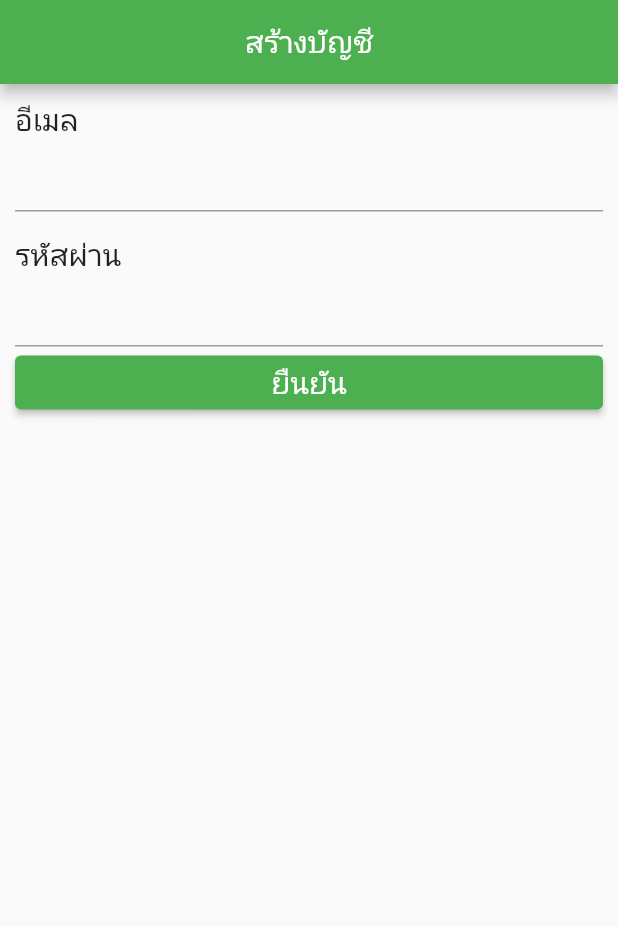
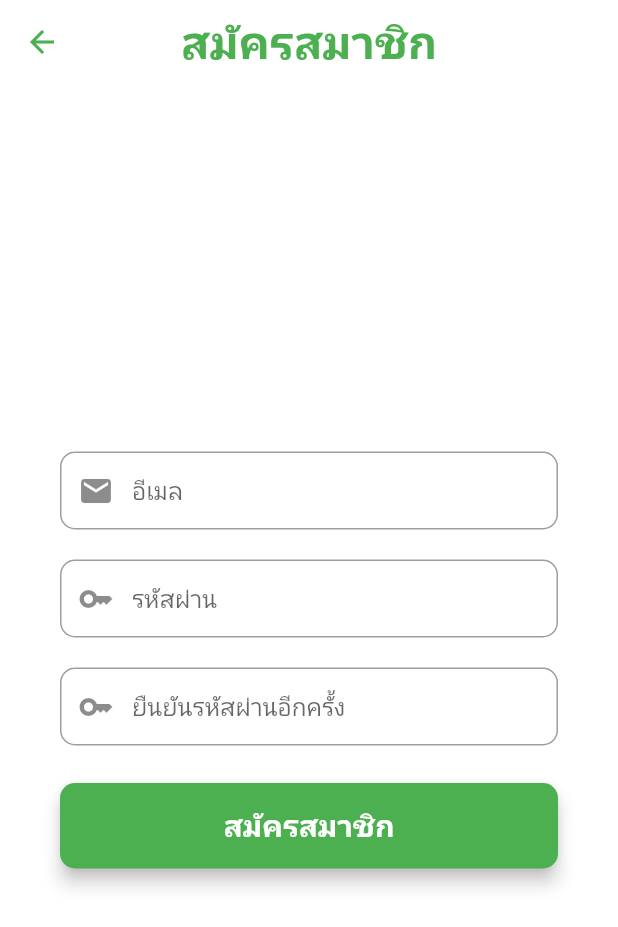
Before and after one commit to Payzz2015/Calorie_App, a Flutter app: the RegisterScreen screen opened directly, on a phone screen of 412 x 824 dp. Shown: the top 927 px of the screen. Run offline on Flutter 3.47's test engine with Material 2 defaults, Android fonts, the light colour scheme and no system bars; our stand-ins replace cloud_firestore, firebase_auth, firebase_core, fluttertoast; accounts and stored records are empty.

Commit message:
New Login and Register with Interface

```diff
--- a/lib/models/User.dart
+++ b/lib/models/User.dart
@@ -1,19 +1,45 @@
 class Users{
-  String email; //อีเมล
-  String password; //รหัสผ่าน
-  String gender; //เพศ
-  String age; //อายุ
-  String weight; //น้ำหนัก
-  String height; //ส่วนสูง
+  String? uid;
+  String? email; //อีเมล
+  String? name; //ชื่อ
+  String? gender; //เพศ
+  String? age; //อายุ
+  String? weight; //น้ำหนัก
+  String? height; //ส่วนสูง
 
   Users({
-    required this.email,
-    required this.password,
-    required this.gender,
-    required this.age,
-    required this.weight,
-    required this.height
+    this.uid,
+    this.email,
+    this.name,
+    this.gender,
+    this.age,
+    this.weight,
+    this.height
   });
+
+  factory Users.fromMap(map){
+    return Users(
+      uid: map['uid'],
+      email: map['email'],
+      name: map['name'],
+      gender: map['gender'],
+      age: map['age'],
+      weight: map['weight'],
+      height: map['height'],
+    );
+  }
+
+  Map<String, dynamic> toMap(){
+    return {
+      'uid': uid,
+      'email': email,
+      'name': name,
+      'gender': gender,
+      'age': age,
+      'weight': weight,
+      'height': height,
+    };
+  }
 
 
 }
--- a/lib/screens/register_screen.dart
+++ b/lib/screens/register_screen.dart
@@ -1,10 +1,11 @@
 import 'package:calories_counter_project/home.dart';
 import 'package:calories_counter_project/models/User.dart';
+import 'package:calories_counter_project/screens/login_screen.dart';
+import 'package:calories_counter_project/widget/bottombar.dart';
+import 'package:cloud_firestore/cloud_firestore.dart';
 import 'package:firebase_auth/firebase_auth.dart';
-import 'package:firebase_core/firebase_core.dart';
 import 'package:flutter/material.dart';
 import 'package:fluttertoast/fluttertoast.dart';
-import 'package:form_field_validator/form_field_validator.dart';
 
 class RegisterScreen extends StatefulWidget {
   const RegisterScreen({Key? key}) : super(key: key);
@@ -14,108 +15,163 @@ class RegisterScreen extends StatefulWidget {
 }
 
 class _RegisterScreenState extends State<RegisterScreen> {
+
   final formKey = GlobalKey<FormState>();
-  Users user = Users(email: "", password: "",gender: "",age: "",weight: "",height: "");
-  final Future<FirebaseApp> firebase = Firebase.initializeApp();
+
+  final emailEditingController = new TextEditingController();
+  final passwordEditingController = new TextEditingController();
+  final confirmPasswordEditingController = new TextEditingController();
+
+  final firebaseAuth = FirebaseAuth.instance;
 
   @override
   Widget build(BuildContext context) {
-    return FutureBuilder(
-        future: firebase,
-        builder: (context, snapshot) {
-          if (snapshot.hasError) {
     return Scaffold(
+      backgroundColor: Colors.white,
       appBar: AppBar(
-                title: Text("Error"),
+        backgroundColor: Colors.transparent,
+        elevation: 0,
+        leading: IconButton(
+          icon: Icon(
+            Icons.arrow_back,
+            color: Colors.green,
+          ),
+          onPressed: () {
+            Navigator.of(context).pop();
+          },
+        ),
+        centerTitle: true,
+        title: Text(
+          "สมัครสมาชิก",
+          style: TextStyle(
+            fontWeight: FontWeight.bold,
+            fontSize: 30,
+            color: Colors.green,
+          ),
+        ),
       ),
       body: Center(
-                child: Text("${snapshot.error}"),
-              ),
-            );
-          }
-          if (snapshot.connectionState == ConnectionState.done) {
-            return Scaffold(
-              appBar: AppBar(
-                centerTitle: true,
-                title: Text("สร้างบัญชี"),
-              ),
-              body: Container(
+        child: SingleChildScrollView(
+          child: Container(
             child: Padding(
-                  padding: const EdgeInsets.all(10.0),
+              padding: const EdgeInsets.all(40.0),
               child: Form(
                 key: formKey,
-                    child: SingleChildScrollView(
                 child: Column(
-                        crossAxisAlignment: CrossAxisAlignment.start,
-                        children: [
-                          Text("อีเมล", style: TextStyle(fontSize: 20)),
+                  mainAxisAlignment: MainAxisAlignment.center,
+                  children: <Widget>[
                     TextFormField(
-                            validator: MultiValidator([
-                              EmailValidator(
-                                  errorText: "กรุณาป้อนข้อมูลให้ถูกต้อง"),
-                              RequiredValidator(errorText: "กรุณาป้อนข้อมูล"),
-                            ]),
+                      autofocus: false,
+                      controller: emailEditingController,
                       keyboardType: TextInputType.emailAddress,
-                            onSaved: (String? email) {
-                              user.email = email!;
+                      validator: (value){
+                        if(value!.isEmpty){
+                          return ("กรุณากรอกอีเมล");
+                        }
+                        if(!RegExp("^[a-zA-Z0-9+_.-]+@[a-zA-Z0-9.-]+.[a-z]")
+                            .hasMatch(value)){
+                          return ("กรุณากรอกอีเมลให้ถูกต้อง");
+                        }
+                        return null;
                       },
+                      onSaved: (value) {
+                        emailEditingController.text = value!;
+                      },
+                      textInputAction: TextInputAction.next,
+                      decoration: InputDecoration(
+                        contentPadding: EdgeInsets.fromLTRB(20, 15, 20, 15),
+                        prefixIcon: Icon(Icons.mail),
+                        hintText: "อีเมล",
+                        border: OutlineInputBorder(
+                          borderRadius: BorderRadius.circular(10),
+                        ),
+                      ),
                     ),
                     SizedBox(
-                            height: 15,
+                      height: 20,
                     ),
-                          Text("รหัสผ่าน", style: TextStyle(fontSize: 20)),
                     TextFormField(
-                            validator: MultiValidator([
-                              RequiredValidator(errorText: "กรุณาป้อนข้อมูล"),
-                            ]),
+                      autofocus: false,
+                      controller: passwordEditingController,
                       obscureText: true,
-                            onSaved: (String? password) {
-                              user.password = password!;
+                      validator: (value){
+                        RegExp regexp = new RegExp(r'^.{6,}$');
+                        if(value!.isEmpty){
+                          return ("กรุณากรอกรหัสผ่าน");
+                        }
+                        if(!regexp.hasMatch(value)){
+                          return ("กรุณากรอกรหัสผ่านให้ถูกต้อง - ต่ำสุดได้ 6 ตัวอักษร");
+                        }
+                        return null;
                       },
+                      onSaved: (value) {
+                        passwordEditingController.text = value!;
+                      },
+                      textInputAction: TextInputAction.next,
+                      decoration: InputDecoration(
+                        contentPadding: EdgeInsets.fromLTRB(20, 15, 20, 15),
+                        prefixIcon: Icon(Icons.key),
+                        hintText: "รหัสผ่าน",
+                        border: OutlineInputBorder(
+                          borderRadius: BorderRadius.circular(10),
+                        ),
+                      ),
                     ),
                     SizedBox(
-                            width: double.infinity,
-                            child: ElevatedButton(
-                              onPressed: () async {
-                                if (formKey.currentState!.validate()) {
-                                  formKey.currentState!.save();
-                                  try {
-                                    await FirebaseAuth.instance
-                                        .createUserWithEmailAndPassword(
-                                            email: user.email,
-                                            password: user.password)
-                                        .then((value) {
-                                      formKey.currentState!.reset();
-                                      Fluttertoast.showToast(
-                                          msg: "สร้างบัญชีผู้ใช้เรียบร้อยแล้ว",
-                                          gravity: ToastGravity.TOP);
-                                      Navigator.pushReplacement(context,
-                                          MaterialPageRoute(builder: (context) {
-                                        return Home();
-                                      }));
-                                    });
-                                  } on FirebaseAuthException catch (e) {
-                                    // print(e.code);
-                                    String? message;
-                                    if (e.code == 'email-already-in') {
-                                      message = "มีเอลนี้ในระบบแล้ว";
-                                    } else if (e.code == "weak-password") {
-                                      message =
-                                          "รหัสผ่านต้องมีความยาวมากกว่า 6 ตัวอักษรขึ้นไป";
-                                    } else {
-                                      message = e.message;
+                      height: 20,
+                    ),
+                    TextFormField(
+                      autofocus: false,
+                      controller: confirmPasswordEditingController,
+                      obscureText: true,
+                      validator: (value){
+                        if(confirmPasswordEditingController.text.length > 6
+                        && passwordEditingController.text != value){
+                          return ("รหัสผ่านไม่ตรงกัน");
                         }
-                                    Fluttertoast.showToast(
-                                        msg: message!,
-                                        gravity: ToastGravity.CENTER);
-                                  }
-                                }
+                        return null;
                       },
-                              child: Text("ยืนยัน",
-                                  style: TextStyle(fontSize: 20)),
+                      onSaved: (value) {
+                        confirmPasswordEditingController.text = value!;
+                      },
+                      textInputAction: TextInputAction.done,
+                      decoration: InputDecoration(
+                        contentPadding: EdgeInsets.fromLTRB(20, 15, 20, 15),
+                        prefixIcon: Icon(Icons.key),
+                        hintText: "ยืนยันรหัสผ่านอีกครั้ง",
+                        border: OutlineInputBorder(
+                          borderRadius: BorderRadius.circular(10),
                         ),
-                          )
+                      ),
+                    ),
+                    SizedBox(
+                      height: 25,
+                    ),
+                    Material(
+                      elevation: 5,
+                      borderRadius: BorderRadius.circular(10),
+                      color: Colors.green,
+                      child: MaterialButton(
+                        padding: EdgeInsets.fromLTRB(20, 15, 20, 15),
+                        minWidth: MediaQuery.of(context).size.width,
+                        onPressed: () {
+                          signUp(
+                              emailEditingController.text,
+                              passwordEditingController.text
+                          );
+                        },
+                        child: Text(
+                          "สมัครสมาชิก",
+                          textAlign: TextAlign.center,
+                          style: TextStyle(
+                              fontSize: 20,
+                              color: Colors.white,
+                              fontWeight: FontWeight.bold),
+                        ),
+                      ),
+                    ),
                   ],
+                ),
               ),
             ),
           ),
@@ -123,11 +179,35 @@ class _RegisterScreenState extends State<RegisterScreen> {
       ),
     );
   }
-          return Scaffold(
-            body: Center(
-              child: CircularProgressIndicator(),
-            ),
-          );
+
+  void signUp(String email, String password) async{
+    if(formKey.currentState!.validate()){
+      await firebaseAuth
+          .createUserWithEmailAndPassword(email: email, password: password)
+          .then((value) => {
+            collectToFirestore()
+      }).catchError((e){
+        Fluttertoast.showToast(msg: e!.message);
       });
     }
   }
+
+  collectToFirestore() async{
+    FirebaseFirestore firebaseFirestore = FirebaseFirestore.instance;
+    User? user = firebaseAuth.currentUser;
+
+    Users users = Users();
+
+    users.email = user!.email;
+    users.uid = user.uid;
+
+
+    await firebaseFirestore.collection("users").doc(user.uid).set(users.toMap());
+    Fluttertoast.showToast(msg: "สร้างบัญชีผู้ใช้สำเร็จ");
+
+    Navigator.pushAndRemoveUntil((context), MaterialPageRoute(builder: (context){
+      return BottomBar();
+    }), (route) => false);
+
+  }
+}
--- a/pubspec.yaml
+++ b/pubspec.yaml
@@ -38,6 +38,7 @@ dependencies:
   firebase_core: ^1.20.0
   firebase_auth: ^3.6.2
   fluttertoast: ^8.0.9
+  cloud_firestore: ^3.4.3
 
 dev_dependencies:
   flutter_test:
@@ -64,6 +65,7 @@ flutter:
   # To add assets to your application, add an assets section, like this:
   assets:
     - assets/icons/
+    - assets/logos/
   #   - images/a_dot_burr.jpeg
   #   - images/a_dot_ham.jpeg
 
```
Also changed, not shown: lib/home.dart (+27 -6 lines), lib/main.dart (+7 -4 lines), lib/screens/login_screen.dart (+134 -71 lines), lib/screens/profile_user.dart (+43 -18 lines), assets/logos/example.png (added), assets/logos/example2.png (added), pubspec.lock, 1 other file. Lines whose indentation alone changed are shown as unchanged.
